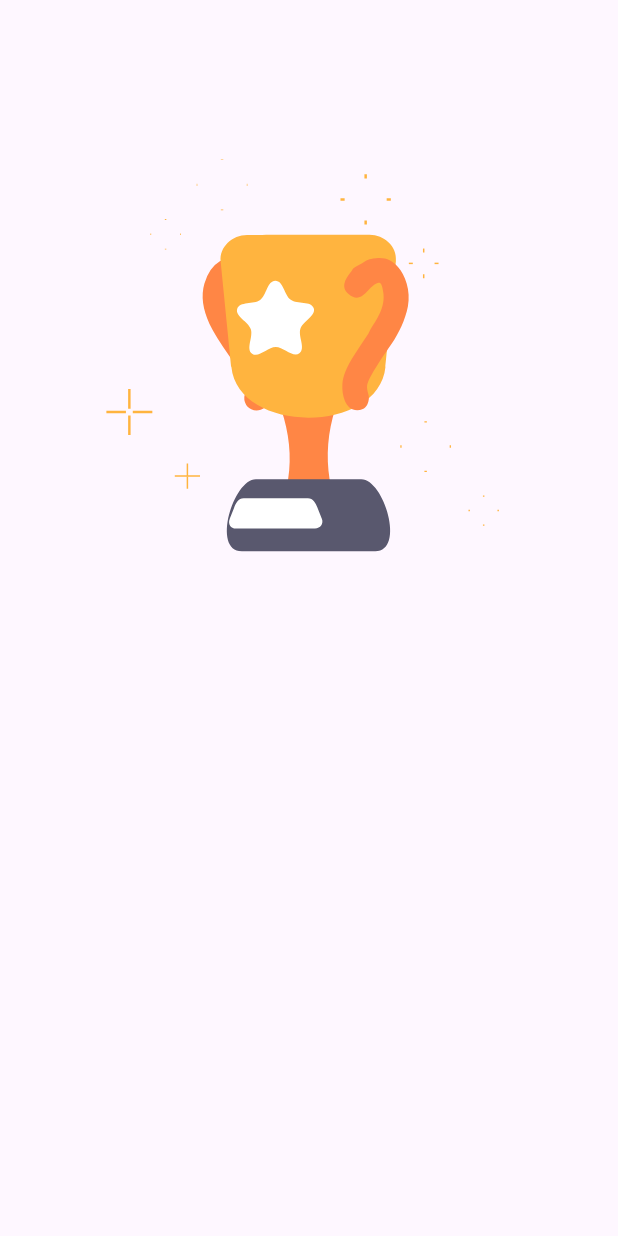
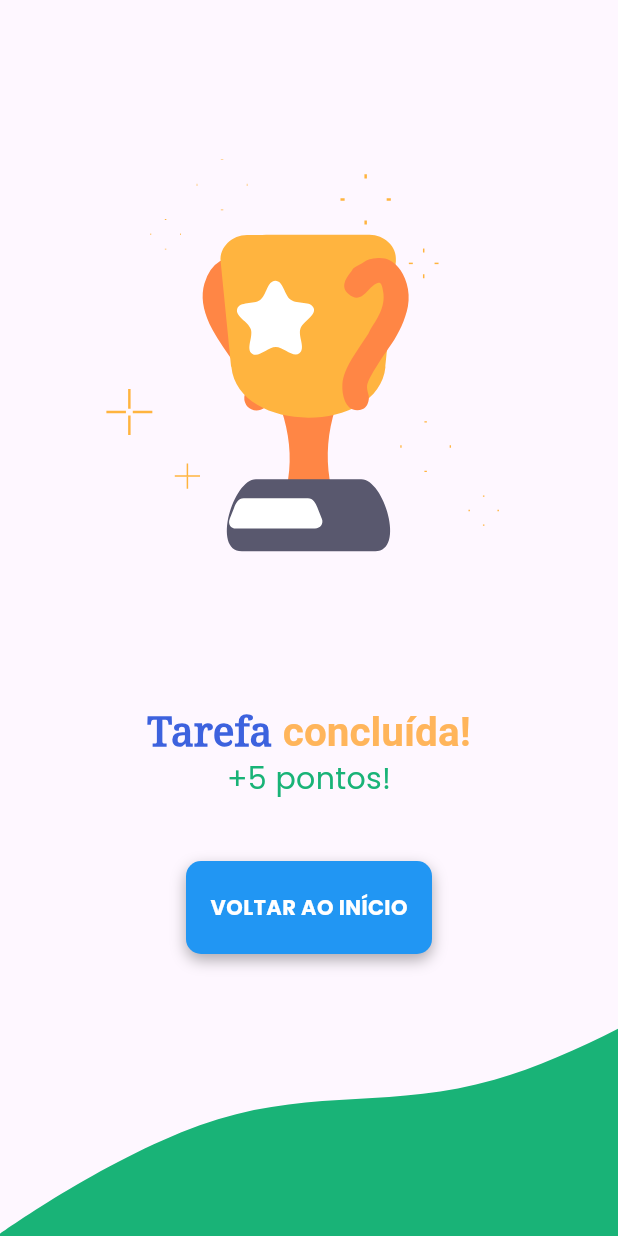
Before and after one commit to lazarobodevan/POC, a Flutter app: the TaskConcluded screen opened by its route, on a phone screen of 412 x 824 dp. Run offline on Flutter 3.47's test engine with Material 2 defaults, Android fonts, the phone set to English and light mode, and no system bars; our stand-ins replace dotted_line, flutter_svg, lottie.

Commit message:
Feat: tela de conclusão de tarefas

```diff
--- a/lib/screens/initial_configuration.dart
+++ b/lib/screens/initial_configuration.dart
@@ -57,7 +57,9 @@ class _InitialConfigurationState extends State<InitialConfiguration> {
   @override
   Widget build(BuildContext context) {
     return Scaffold(
-      appBar: AppBar(),
+      appBar: AppBar(
+        automaticallyImplyLeading: false,
+      ),
       body: SingleChildScrollView(
         child: Column(
           crossAxisAlignment: CrossAxisAlignment.start,
--- a/lib/screens/login.dart
+++ b/lib/screens/login.dart
@@ -74,7 +74,7 @@ class Login extends StatelessWidget {
             Button(
               text: 'Entrar',
               onTap: () {
-                Navigator.pushReplacementNamed(context, '/config');
+                Navigator.pushReplacementNamed(context, '/home');
               },
             ),
             Padding(
--- a/lib/screens/register.dart
+++ b/lib/screens/register.dart
@@ -3,6 +3,7 @@ import 'package:poc/components/button.dart';
 import 'package:poc/components/text_input.dart';
 import 'package:poc/components/title.dart';
 import 'package:poc/theme/theme.dart';
+import 'package:poc/utils/notifier.dart';
 
 class Register extends StatelessWidget {
   const Register({super.key});
@@ -72,7 +73,11 @@ class Register extends StatelessWidget {
                     child: Button(
                         text: 'Concluir',
                         onTap: () {
-                          Navigator.pushReplacementNamed(context, '/config');
+                          Notifier.showAlertDialog(context, "Atenção", "Suas informações serão enviadas para o Núcleo de Apoio e Inclusão (NAI). Ao prosseguir, você concorda com o compartilhamento de dados.", () {
+                            Notifier.showToast(context, "Conta criada com sucesso!", ThemeColors.semanticGreen, () { }, null);
+                            Navigator.pushReplacementNamed(context, '/config');
+                          });
+
                         }),
                   )
                 ],
--- a/lib/screens/task_concluded.dart
+++ b/lib/screens/task_concluded.dart
@@ -1,5 +1,8 @@
 import 'package:flutter/material.dart';
+import 'package:flutter_svg/flutter_svg.dart';
 import 'package:lottie/lottie.dart';
+import 'package:poc/components/button.dart';
+import 'package:poc/theme/theme.dart';
 
 class TaskConcluded extends StatelessWidget {
   const TaskConcluded({super.key});
@@ -11,8 +14,40 @@ class TaskConcluded extends StatelessWidget {
         automaticallyImplyLeading: false,
       ),
       body: Column(
+        mainAxisAlignment: MainAxisAlignment.spaceBetween,
         children: [
-          Lottie.asset('assets/lotties/trophy.json')
+          Lottie.asset('assets/lotties/trophy.json'),
+          Center(
+            child: Column(
+              children: [
+                RichText(
+                  text: const TextSpan(
+                    text: "Tarefa ",
+                    style: TextStyle(
+                        color: ThemeColors.primary1,
+                        fontSize: 27,
+                        fontWeight: FontWeight.w600,
+                        fontFamily: "NotoSerif"),
+                    children: [
+                      TextSpan(
+                          text: "concluída!",
+                          style: TextStyle(color: ThemeColors.primary4))
+                    ],
+                  ),
+                ),
+                const Text("+5 pontos!", style: TextStyle(color: ThemeColors.semanticGreen, fontSize: 20),),
+                const SizedBox(height: 40,),
+                Button(text: "Voltar ao início", onTap: (){Navigator.pushReplacementNamed(context, "/home");})
+              ],
+            ),
+          ),
+          Expanded(
+            child: SvgPicture.asset(
+              "assets/images/taskCompletedCurve.svg",
+              width: MediaQuery.of(context).size.width,
+              fit: BoxFit.fill,
+            ),
+          )
         ],
       ),
     );
```
Also changed, not shown: assets/images/taskCompletedCurve.svg (added).
